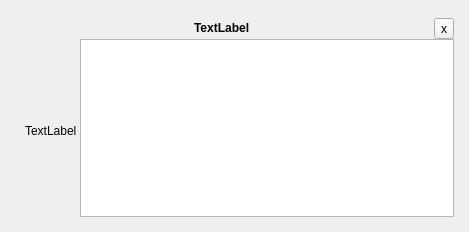
Old version of the form razorqt-notify/src/widgetnotification/ui/notification.ui in the repository Razor-qt/razor-qt.
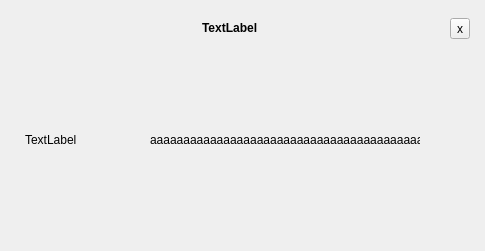
New version of the form.

Commit message: Minor ui modifications. Moving default icon to notificationd instead of widget notification

The edit to the form file:
```diff
--- a/razorqt-notify/src/widgetnotification/ui/notification.ui
+++ b/razorqt-notify/src/widgetnotification/ui/notification.ui
@@ -6,10 +6,16 @@
    <rect>
     <x>0</x>
     <y>0</y>
-    <width>469</width>
-    <height>232</height>
+    <width>485</width>
+    <height>251</height>
    </rect>
   </property>
+  <property name="sizePolicy">
+   <sizepolicy hsizetype="Fixed" vsizetype="Fixed">
+    <horstretch>0</horstretch>
+    <verstretch>0</verstretch>
+   </sizepolicy>
+  </property>
   <property name="maximumSize">
    <size>
     <width>16777215</width>
@@ -112,34 +118,28 @@
       </layout>
      </item>
      <item>
-      <layout class="QFormLayout" name="formLayout">
-       <property name="fieldGrowthPolicy">
-        <enum>QFormLayout::AllNonFixedFieldsGrow</enum>
-       </property>
-       <property name="labelAlignment">
-        <set>Qt::AlignLeading|Qt::AlignLeft|Qt::AlignTop</set>
-       </property>
-       <property name="horizontalSpacing">
-        <number>3</number>
-       </property>
-       <property name="verticalSpacing">
-        <number>0</number>
-       </property>
+      <layout class="QGridLayout" name="gridLayout_2">
        <property name="leftMargin">
         <number>15</number>
        </property>
+       <property name="horizontalSpacing">
+        <number>10</number>
+       </property>
+       <property name="verticalSpacing">
+        <number>0</number>
+       </property>
        <item row="0" column="0">
         <widget class="QLabel" name="iconLabel">
          <property name="sizePolicy">
-          <sizepolicy hsizetype="Expanding" vsizetype="Expanding">
+          <sizepolicy hsizetype="Preferred" vsizetype="Preferred">
            <horstretch>0</horstretch>
            <verstretch>0</verstretch>
           </sizepolicy>
          </property>
          <property name="minimumSize">
           <size>
-           <width>0</width>
-           <height>0</height>
+           <width>64</width>
+           <height>64</height>
           </size>
          </property>
          <property name="maximumSize">
@@ -153,52 +153,63 @@
          </property>
         </widget>
        </item>
-       <item row="0" column="1">
-        <widget class="QWidget" name="widget" native="true">
-         <layout class="QVBoxLayout" name="verticalLayout_3">
-          <property name="leftMargin">
-           <number>0</number>
-          </property>
-          <property name="topMargin">
-           <number>0</number>
-          </property>
-          <property name="rightMargin">
-           <number>0</number>
-          </property>
-          <property name="bottomMargin">
-           <number>5</number>
-          </property>
-          <item>
-           <widget class="QTextEdit" name="applicationBodyLabel">
-            <property name="enabled">
-             <bool>true</bool>
-            </property>
-            <property name="styleSheet">
-             <string notr="true">background-color: rgba(255, 255, 255, 0);
-border: 0px;
-border-color: rgb(255, 3, 7);
-QTextEdit{
-text-align: center
-color:black
-};</string>
-            </property>
-            <property name="verticalScrollBarPolicy">
-             <enum>Qt::ScrollBarAlwaysOff</enum>
-            </property>
-            <property name="horizontalScrollBarPolicy">
-             <enum>Qt::ScrollBarAlwaysOff</enum>
-            </property>
-            <property name="readOnly">
-             <bool>true</bool>
-            </property>
-            <property name="textInteractionFlags">
-             <set>Qt::NoTextInteraction</set>
-            </property>
-           </widget>
-          </item>
-         </layout>
+       <item row="0" column="2">
+        <widget class="QLabel" name="applicationBodyLabel">
+         <property name="sizePolicy">
+          <sizepolicy hsizetype="Expanding" vsizetype="Expanding">
+           <horstretch>0</horstretch>
+           <verstretch>0</verstretch>
+          </sizepolicy>
+         </property>
+         <property name="maximumSize">
+          <size>
+           <width>270</width>
+           <height>16777215</height>
+          </size>
+         </property>
+         <property name="lineWidth">
+          <number>1</number>
+         </property>
+         <property name="text">
+          <string>aaaaaaaaaaaaaaaaaaaaaaaaaaaaaaaaaaaaaaaaaaaaaaaaaaaaaaaaaaaaaaaaaaaaaaaaaa</string>
+         </property>
+         <property name="textFormat">
+          <enum>Qt::PlainText</enum>
+         </property>
+         <property name="scaledContents">
+          <bool>true</bool>
+         </property>
+         <property name="wordWrap">
+          <bool>true</bool>
+         </property>
         </widget>
        </item>
+       <item row="0" column="1">
+        <spacer name="horizontalSpacer_3">
+         <property name="orientation">
+          <enum>Qt::Horizontal</enum>
+         </property>
+         <property name="sizeHint" stdset="0">
+          <size>
+           <width>40</width>
+           <height>20</height>
+          </size>
+         </property>
+        </spacer>
+       </item>
+       <item row="0" column="3">
+        <spacer name="horizontalSpacer_4">
+         <property name="orientation">
+          <enum>Qt::Horizontal</enum>
+         </property>
+         <property name="sizeHint" stdset="0">
+          <size>
+           <width>40</width>
+           <height>20</height>
+          </size>
+         </property>
+        </spacer>
+       </item>
       </layout>
      </item>
     </layout>
```
The commit also changes 7 other files.
